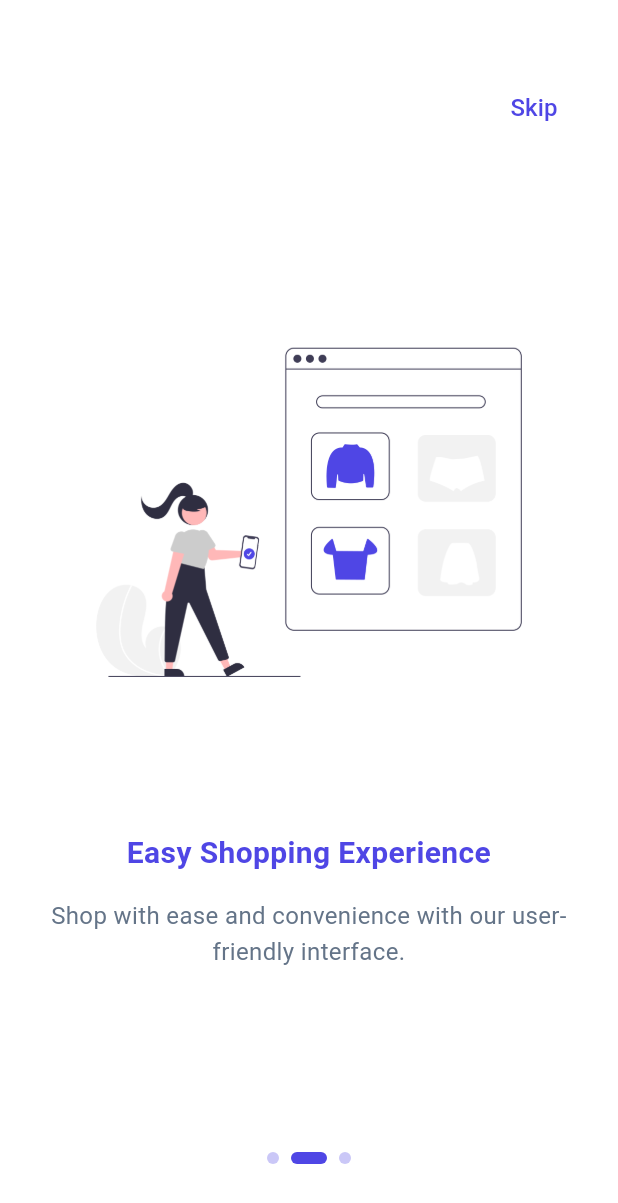
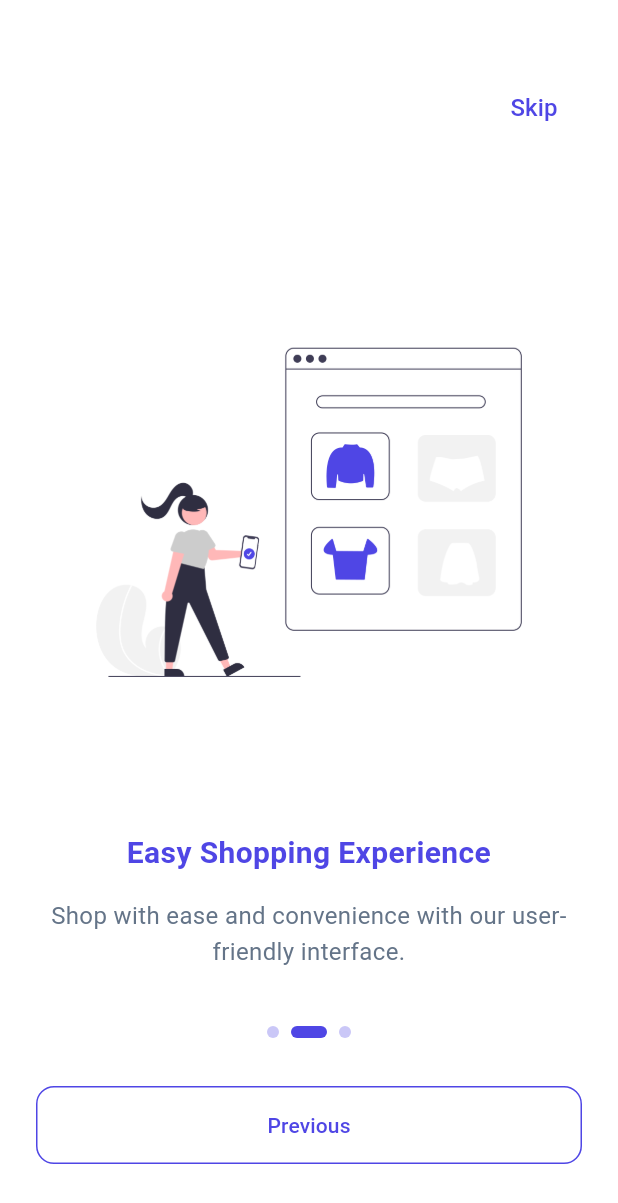
Before and after one commit to YahaniNethmini/E-Commerce-App, a Flutter app: the screen it shows after launch, swiped to page 2, on a phone screen of 412 x 824 dp. Shown: the top 1203 px of the screen. Run offline on Flutter 3.47's test engine with Material 3 defaults, Android fonts, the phone set to English and light mode, and no system bars; Roboto replaces fonts that are missing (Poppins).

Commit message:
add previous button for sliders

```diff
--- a/lib/screens/onboarding_screen.dart
+++ b/lib/screens/onboarding_screen.dart
@@ -101,6 +101,35 @@ class _OnboardingScreenState extends State<OnboardingScreen> {
                       ),
                   ),
                 ),
+
+                SizedBox(height: 32),
+                Row(
+                  children: [
+                    if(_currentPage > 0)
+                      Expanded(
+                          child: OutlinedButton(
+                              onPressed: (){
+                                _pageController.previousPage(
+                                    duration: const Duration(milliseconds: 300),
+                                    curve: Curves.easeInOut,
+                                );
+                              },
+                              style: OutlinedButton.styleFrom(
+                                padding: EdgeInsets.symmetric(
+                                  vertical: 16
+                                ),
+                                side: BorderSide(
+                                  color: AppTheme.primaryColor,
+                                ),
+                                shape: RoundedRectangleBorder(
+                                  borderRadius: BorderRadius.circular(12),
+                                ),
+                              ),
+                              child: Text("Previous"),
+                          ),
+                      ),
+                  ],
+                ),
               ],
             ),
           ),
```
